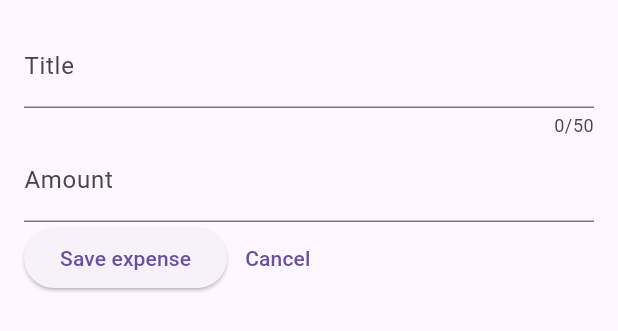
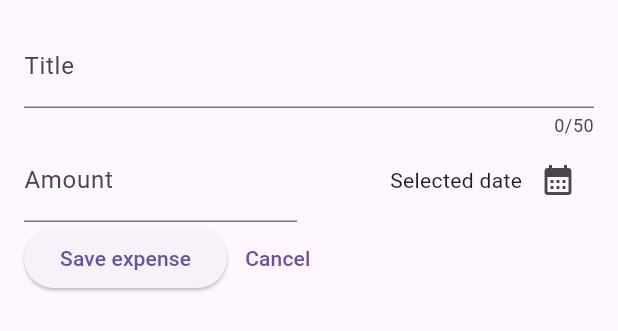
Before and after one commit to Charl913/Expense_Tracker_App, a Flutter app: the NewExpense widget shown alone on an empty page, opened directly, on a phone screen of 412 x 824 dp. Shown: the top 331 px of the screen. Run offline on Flutter 3.47's test engine with Material 2 defaults, Android fonts, the phone set to English and light mode, and no system bars.

Commit message:
Close Modal Manually & Display Date Picker

```diff
--- a/lib/widgets/new_expense.dart
+++ b/lib/widgets/new_expense.dart
@@ -13,6 +13,18 @@ class _NewExpensesState extends State<NewExpense> {
   final _titleController = TextEditingController();
 
   final _amountController = TextEditingController();
+
+  void _presentDatePicker() {
+    final now = DateTime.now();
+
+    final firstDate = DateTime(now.year - 1, now.month, now.day);
+
+    showDatePicker(
+        context: context,
+        initialDate: now,
+        firstDate: firstDate,
+        lastDate: now);
+  }
 
   @override
   void dispose() {
@@ -34,13 +46,32 @@ class _NewExpensesState extends State<NewExpense> {
               label: Text('Title'),
             ),
           ),
-          TextField(
+          Row(
+            children: [
+              Expanded(
+                child: TextField(
                   controller: _amountController,
                   keyboardType: TextInputType.number,
                   decoration: const InputDecoration(
                     prefixText: '\$',
                     label: Text('Amount'),
                   ),
+                ),
+              ),
+              const SizedBox(width: 16),
+              Expanded(
+                child: Row(
+                  mainAxisAlignment: MainAxisAlignment.end,
+                  children: [
+                    const Text('Selected date'),
+                    IconButton(
+                      onPressed: _presentDatePicker,
+                      icon: const Icon(Icons.calendar_month),
+                    ),
+                  ],
+                ),
+              ),
+            ],
           ),
           Row(
             children: [
@@ -52,7 +83,9 @@ class _NewExpensesState extends State<NewExpense> {
                 child: const Text('Save expense'),
               ),
               TextButton(
-                onPressed: () {},
+                onPressed: () {
+                  Navigator.pop(context);
+                },
                 child: const Text('Cancel'),
               ),
             ],
```
Lines whose indentation alone changed are shown as unchanged.
